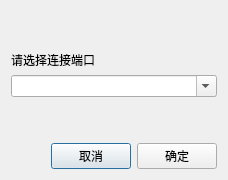
First picture: the form in AutoConnect.ui, repository leichau/GSP, before the edit.
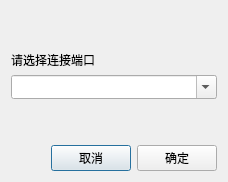
Second picture: the form after the edit.

Patch:
```diff
--- a/AutoConnect.ui
+++ b/AutoConnect.ui
@@ -50,6 +50,12 @@
    </item>
    <item>
     <widget class="QComboBox" name="comboBoxPort">
+     <property name="sizePolicy">
+      <sizepolicy hsizetype="Preferred" vsizetype="Fixed">
+       <horstretch>0</horstretch>
+       <verstretch>0</verstretch>
+      </sizepolicy>
+     </property>
      <property name="font">
       <font>
        <family>Arial</family>
@@ -58,6 +64,9 @@
      <property name="editable">
       <bool>true</bool>
      </property>
+     <property name="sizeAdjustPolicy">
+      <enum>QComboBox::SizeAdjustPolicy::AdjustToMinimumContentsLengthWithIcon</enum>
+     </property>
     </widget>
    </item>
    <item>
```
Left out of the diff: 10 changed lines with no effect on the pictures.
